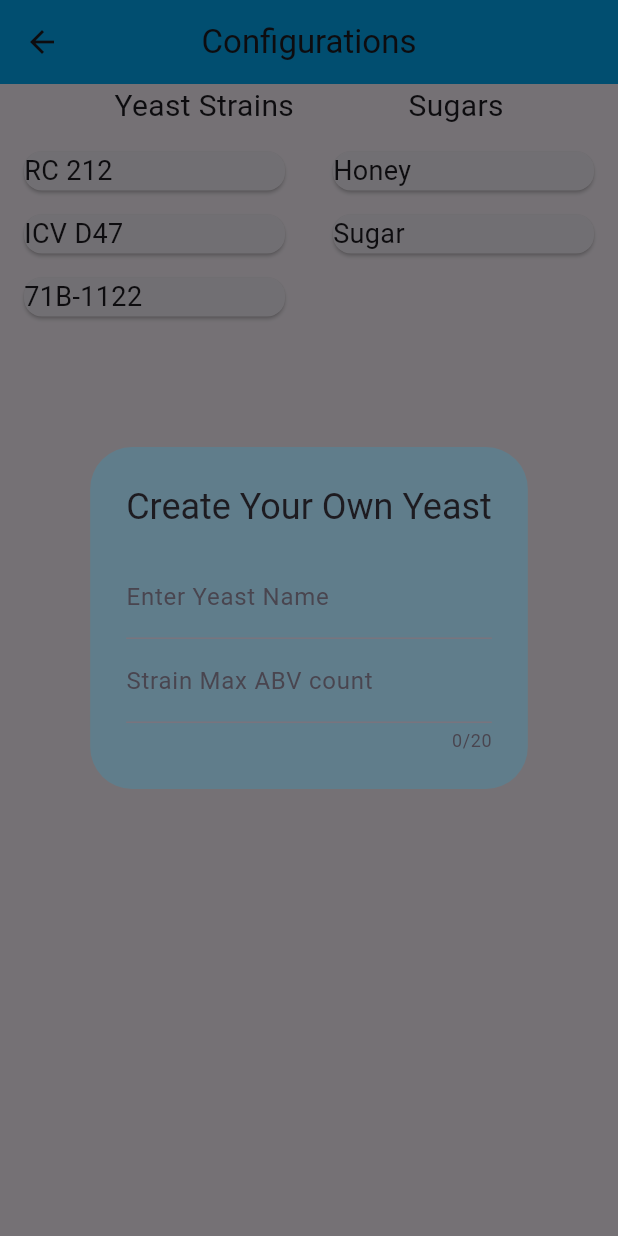
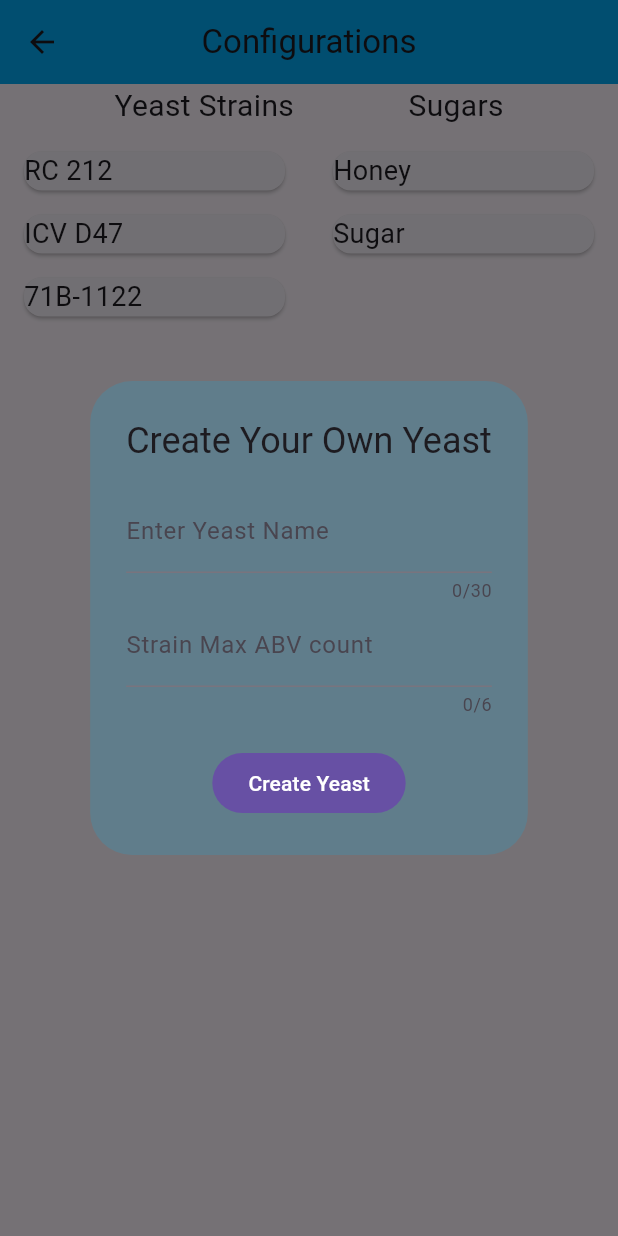
Before and after one commit to Seanm64/FermentationStation, a Flutter app: the Configuration screen opened by its route, after a tap on "Add Yeast", on a phone screen of 412 x 824 dp. Run offline on Flutter 3.47's test engine with Material 3 defaults, Android fonts, the phone set to English and light mode, and no system bars.

Commit message:
User can create their own Yeast Strain (Instance only)

```diff
--- a/lib/pages/configurations.dart
+++ b/lib/pages/configurations.dart
@@ -36,15 +36,60 @@ class _ConfigurationState extends State<Configuration> {
                 child: Column(
                   children: [
                     TextFormField(
-                    decoration: const InputDecoration(
-                      label: Text('Enter Yeast Name')
+                      maxLength: 30,
+                      onSaved: (value) {
+                        create_a_yeast.yeast_name = value!;
+                      },
+                      validator: (value) {
+                        if(value == null ||
+                           value.isEmpty)
+                        { return 'You must enter a valid value'; }
+                        return null;
+                      },
+                      decoration: const InputDecoration(
+                        label: Text('Enter Yeast Name'),
                     ),
                   ),
                     TextFormField(
-                      maxLength: 20, keyboardType: TextInputType.number,
+                      maxLength: 6, keyboardType: TextInputType.number,
+                      validator: (value) {
+                        if(value == null ||
+                           value.isEmpty ||
+                           value.contains(RegExp(r'[A-Z][a-z]')))
+                        {
+                            return 'You must enter a number (ex. 1, 2, 10.4, 74.5)';
+                        }
+
+                        if(double.parse(value) > 100.0) {
+                          return 'Number must be <= 100.0';
+                        }
+                        if(double.parse(value) < 0.0) {
+                          return 'Number must be >= to 0.0';
+                        }
+
+                        return null;
+                      },
+                      onSaved: (value) {
+                        create_a_yeast.max_abv = double.parse(value!);
+                      },
                       decoration: const InputDecoration(
                           label: Text('Strain Max ABV count')
                       ),
+                    ),
+                    const SizedBox(height: 20),
+                    FilledButton(
+                      onPressed: () {
+                        if (_yeast_form_controller.currentState!.validate())
+                        {
+                          _yeast_form_controller.currentState!.save();
+                          context.read<AddYeast>().addYeast(create_a_yeast);
+
+                         _yeast_form_controller.currentState!.reset();
+                         Navigator.pop(context);
+                        }
+                      },
+                      child: const Text('Create Yeast'),
+
                     ),
                   ],
                 ),
```
